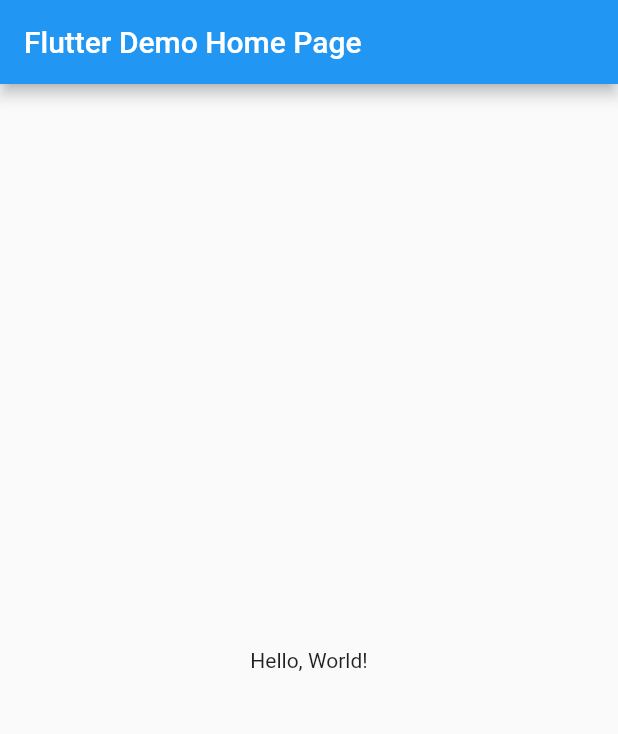
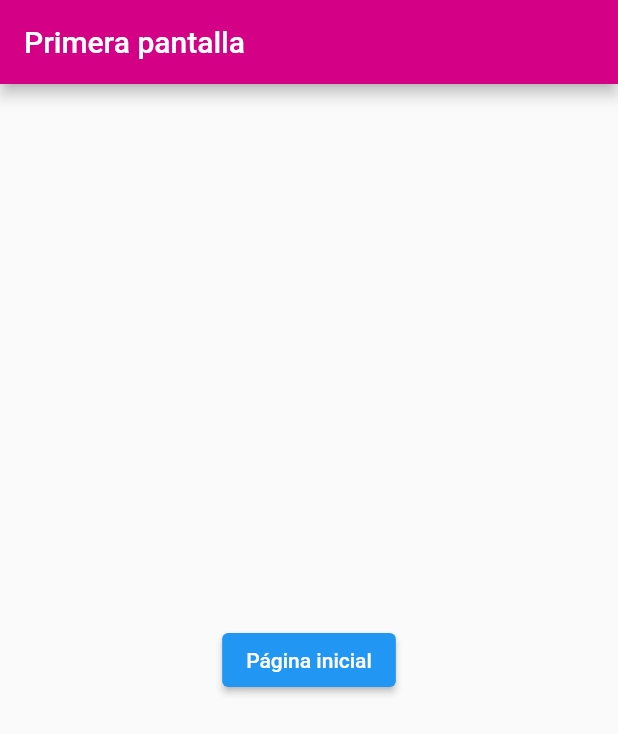
Before and after one commit to AlemanCabralesJorge/rutas, a Flutter app: the screen it shows after launch, on a phone screen of 412 x 824 dp. Shown: the top 734 px of the screen. Run offline on Flutter 3.47's test engine with Material 2 defaults, Android fonts, the phone set to English and light mode, and no system bars.

```diff
--- a/lib/main.dart
+++ b/lib/main.dart
@@ -1,42 +1,24 @@
 import 'package:flutter/material.dart';
+import 'package:aleman/pagina1.dart';
+import 'package:aleman/pagina2.dart';
+import 'package:aleman/pagina3.dart';
+import 'package:aleman/pagina4.dart';
 
-void main() => runApp(MyApp());
+void main() {
+  runApp(MaterialApp(
+    debugShowCheckedModeBanner: false,
+    title: 'Named Routes Demo',
+    // Inicie la aplicación con la ruta con nombre. En nuestro caso, la aplicación comenzará
+    // en el Widget FirstScreen
+    initialRoute: '/',
+    routes: {
+      // Cuando naveguemos hacia la ruta "/", crearemos el Widget FirstScreen
+      '/': (context) => Pantalla1(),
+      // Cuando naveguemos hacia la ruta "/second", crearemos el Widget SecondScreen
+      '/segunda': (context) => Pantalla2(),
 
-class MyApp extends StatelessWidget {
-  const MyApp({super.key});
-  // This widget is the root of your application.
-  @override
-  Widget build(BuildContext context) {
-    return MaterialApp(
-      // Application name
-      title: 'Flutter Hello World',
-      // Application theme data, you can set the colors for the application as
-      // you want
-      theme: ThemeData(
-        primarySwatch: Colors.blue,
-      ),
-      // A widget which will be started on application startup
-      home: MyHomePage(title: 'Flutter Demo Home Page'),
-    );
-  }
+      '/tercera': (context) => Pantalla3(),
+      '/cuarta': (context) => Pantalla4(),
+    },
+  ));
 }
-
-class MyHomePage extends StatelessWidget {
-  final String title;
-  const MyHomePage({super.key, required this.title});
-
-  @override
-  Widget build(BuildContext context) {
-    return Scaffold(
-      appBar: AppBar(
-        // The title text which will be shown on the action bar
-        title: Text(title),
-      ),
-      body: Center(
-        child: Text(
-          'Hello, World!',
-        ),
-      ),
-    );
-  }
-}
--- /dev/null
+++ b/lib/pagina1.dart
@@ -0,0 +1,24 @@
+import 'package:flutter/material.dart';
+
+class Pantalla1 extends StatelessWidget {
+  const Pantalla1({super.key});
+
+  @override
+  Widget build(BuildContext context) {
+    return Scaffold(
+      appBar: AppBar(
+        backgroundColor: Color(0xFFd40086),
+        title: const Text('Primera pantalla'),
+      ),
+      body: Center(
+        child: ElevatedButton(
+          child: const Text('Página inicial'),
+          onPressed: () {
+            // Navega a la segunda pantalla usando una ruta con nombre
+            Navigator.pushNamed(context, '/segunda');
+          },
+        ),
+      ),
+    );
+  }
+}
```
Also changed, not shown: lib/pagina2.dart (added, +24 -0 lines), lib/pagina3.dart (added, +40 -0 lines), lib/pagina4.dart (added, +84 -0 lines).
